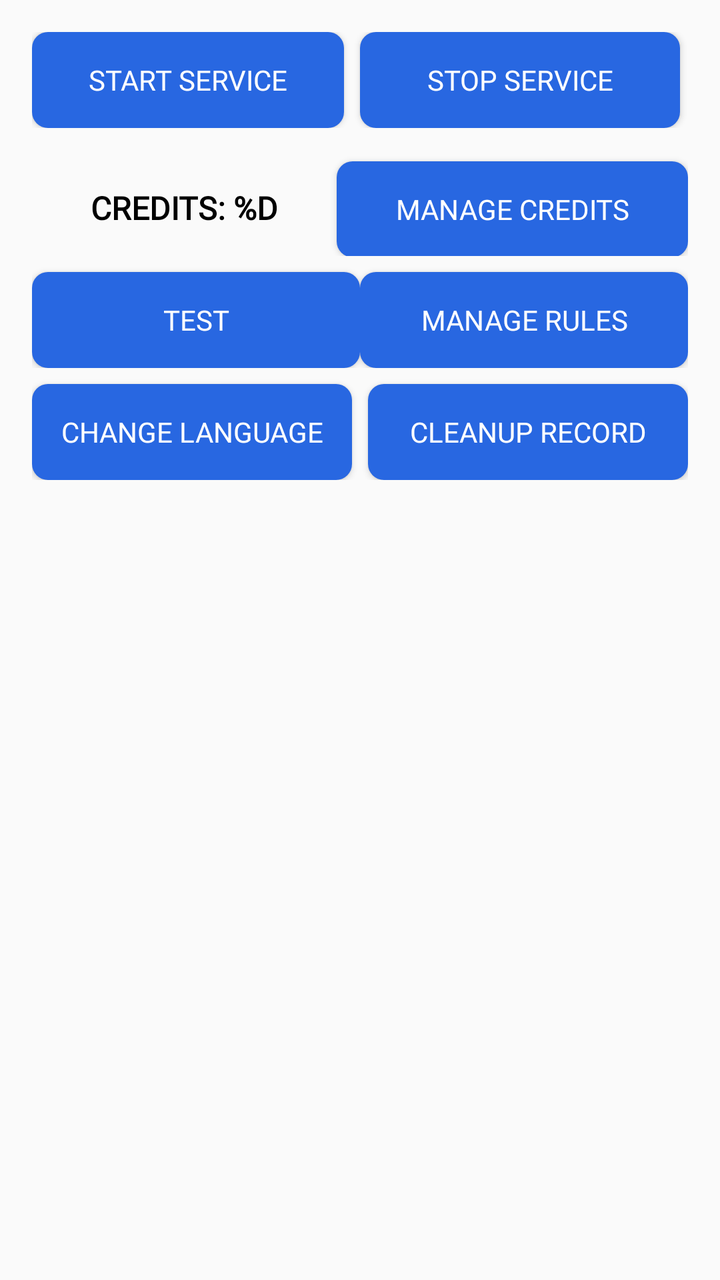
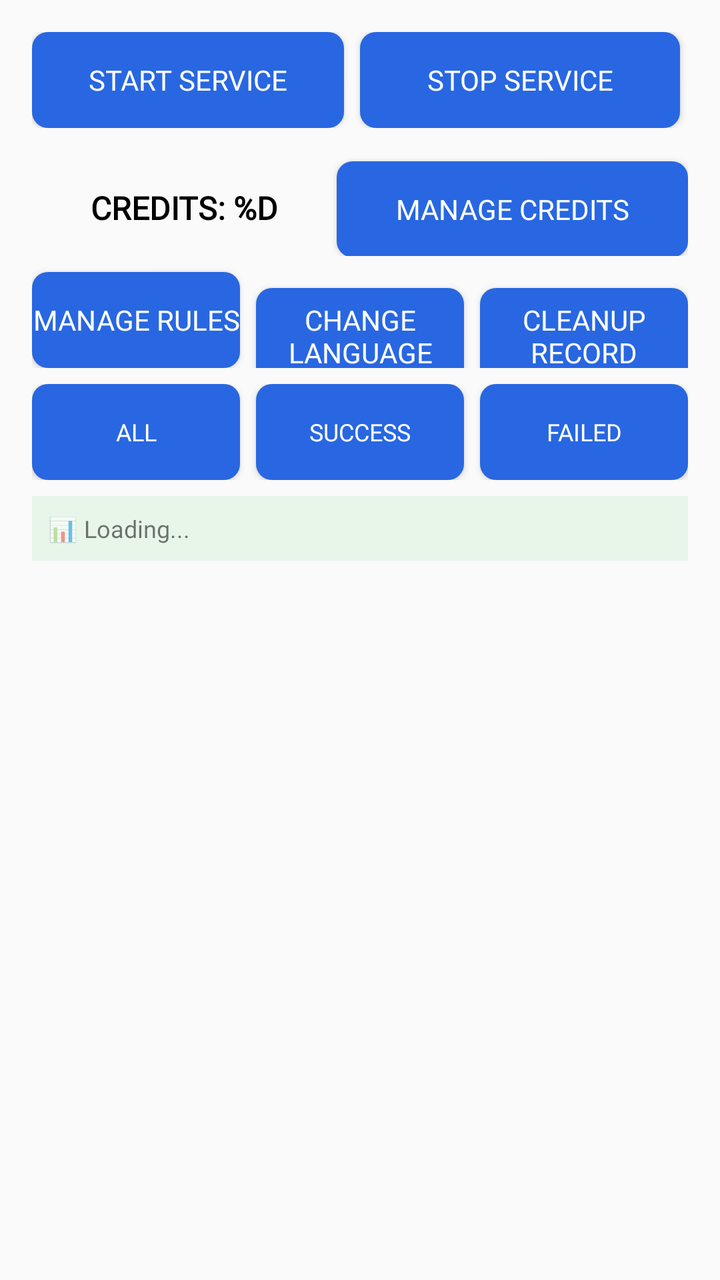

The first picture is an Android layout as it rendered before a commit; the second is the same layout after the commit. The layout source and the unified diff follow.
<!-- AndroidManifest.xml: application theme Theme.GetSMS -->
<!-- res/layout/activity_main.xml -->
<?xml version="1.0" encoding="utf-8"?>
<androidx.constraintlayout.widget.ConstraintLayout xmlns:android="http://schemas.android.com/apk/res/android"
    xmlns:app="http://schemas.android.com/apk/res-auto"
    xmlns:tools="http://schemas.android.com/tools"
    android:layout_width="match_parent"
    android:layout_height="match_parent"
    android:gravity="center"
    android:orientation="vertical"
    android:padding="16dp"
    tools:context=".MainActivity">


    <LinearLayout
        android:id="@+id/linearLayout"
        android:layout_width="match_parent"
        android:layout_height="wrap_content"
        android:layout_marginTop="8dp"
        android:orientation="horizontal"
        android:weightSum="2"
        app:layout_constraintEnd_toEndOf="parent"
        app:layout_constraintStart_toStartOf="parent"
        tools:ignore="MissingConstraints">

        <Button
            android:id="@+id/btnStart"
            android:layout_width="match_parent"
            android:layout_height="wrap_content"
            android:layout_marginRight="8dp"
            android:layout_weight="1"
            android:background="@drawable/btn_primary"
            android:fontFamily="@font/shabnam"
            android:onClick="startService"
            android:text="@string/start_service"
            android:textColor="@color/white" />

        <Button
            android:id="@+id/btnStart2"
            android:layout_width="match_parent"
            android:layout_height="wrap_content"
            android:layout_marginRight="4dp"
            android:layout_weight="1"
            android:background="@drawable/btn_primary"
            android:fontFamily="@font/shabnam"
            android:onClick="stopService"
            android:text="@string/stop_service"
            android:textColor="@color/white" />

    </LinearLayout>

    <LinearLayout
        android:id="@+id/baseUrl"
        android:layout_width="match_parent"
        android:layout_height="wrap_content"
        android:layout_marginTop="8dp"
        android:orientation="horizontal"
        android:weightSum="2"
        app:layout_constraintEnd_toEndOf="parent"
        app:layout_constraintStart_toStartOf="parent"
        app:layout_constraintTop_toBottomOf="@+id/linearLayout"
        tools:ignore="MissingConstraints">

        <Button
            android:id="@+id/tvCreditsDisplay"
            android:layout_width="wrap_content"
            android:layout_height="wrap_content"
            android:layout_marginTop="8dp"
            android:layout_weight="1"
            android:background="@android:color/transparent"
            android:clickable="false"
            android:enabled="false"
            android:focusable="false"
            android:fontFamily="@font/shabnam"
            android:gravity="center"
            android:text="@string/credits"
            android:textColor="#000000"
            android:textSize="16sp"
            android:textStyle="bold" />


        <Button
            android:id="@+id/btnCredits"
            android:layout_width="wrap_content"
            android:layout_height="wrap_content"
            android:layout_marginTop="8dp"
            android:layout_weight="1"
            android:background="@drawable/btn_primary"
            android:fontFamily="@font/shabnam"
            android:text="@string/manage_credits"
            android:textColor="@color/white" />

    </LinearLayout>

    <LinearLayout
        android:id="@+id/btns"
        android:layout_width="match_parent"
        android:layout_height="wrap_content"
        app:layout_constraintTop_toBottomOf="@+id/baseUrl"
        tools:layout_editor_absoluteX="16dp">

















        <Button
            android:id="@+id/test"
            android:layout_width="match_parent"
            android:layout_height="wrap_content"
            android:layout_marginTop="8dp"
            android:layout_weight="1"
            android:background="@drawable/btn_primary"
            android:fontFamily="@font/shabnam"
            android:text="test"
            android:textColor="@color/white" />

        <Button
            android:id="@+id/btnOpenRules"
            android:layout_width="match_parent"
            android:layout_height="wrap_content"
            android:layout_marginTop="8dp"
            android:layout_weight="1"
            android:background="@drawable/btn_primary"
            android:fontFamily="@font/shabnam"
            android:text="@string/manage_rules"
            android:textColor="@color/white" />

    </LinearLayout>

    <LinearLayout
        android:id="@+id/btns2"
        android:layout_width="match_parent"
        android:layout_height="wrap_content"
        app:layout_constraintTop_toBottomOf="@+id/btns"
        tools:layout_editor_absoluteX="16dp">


        <Button
            android:id="@+id/btnLanguage"
            android:layout_width="match_parent"
            android:layout_height="wrap_content"
            android:layout_marginTop="8dp"
            android:layout_weight="1"
            android:background="@drawable/btn_primary"
            android:fontFamily="@font/shabnam"
            android:text="@string/change_language"
            android:textColor="@color/white" />

        <View
            android:layout_width="8dp"
            android:layout_height="1dp" />

        <Button
            android:id="@+id/btnDelete"
            android:layout_width="match_parent"
            android:layout_height="wrap_content"
            android:layout_marginTop="8dp"
            android:layout_weight="1"
            android:background="@drawable/btn_primary"
            android:fontFamily="@font/shabnam"
            android:text="@string/cleanup_record"
            android:textColor="@color/white" />
    </LinearLayout>

    <androidx.recyclerview.widget.RecyclerView
        android:id="@+id/recRequ"
        android:layout_width="match_parent"
        android:layout_height="0dp"
        app:layout_constraintBottom_toBottomOf="parent"
        app:layout_constraintEnd_toEndOf="parent"
        app:layout_constraintStart_toStartOf="parent"
        app:layout_constraintTop_toBottomOf="@+id/btns2" />

</androidx.constraintlayout.widget.ConstraintLayout>
<!-- resources referenced by this layout -->
<resources>
  <color name="white">#FFFFFFFF</color>
  <!-- drawable btn_primary (drawable) -->
  <?xml version="1.0" encoding="utf-8"?>
  <shape xmlns:android="http://schemas.android.com/apk/res/android">
  
      <solid android:color="@color/primary"/>
      <corners android:radius="8sp"/>
  
  </shape>
  <string name="change_language">Change Language</string>
  <string name="cleanup_record">Cleanup Record</string>
  <string name="credits">Credits: %d</string>
  <string name="manage_credits">Manage Credits</string>
  <string name="manage_rules">Manage Rules</string>
  <string name="start_service">Start Service</string>
  <string name="stop_service">Stop Service</string>
  <style name="Theme.GetSMS" parent="Theme.MaterialComponents.Light.NoActionBar.Bridge">
          
          <item name="colorPrimary">@color/purple_500</item>
          <item name="colorPrimaryVariant">@color/purple_700</item>
          <item name="colorOnPrimary">@color/white</item>
          
          <item name="colorSecondary">@color/teal_200</item>
          <item name="colorSecondaryVariant">@color/teal_700</item>
          <item name="colorOnSecondary">@color/black</item>
          
          <item name="android:statusBarColor" tools:targetApi="l">?attr/colorPrimaryVariant</item>
          
      </style>
  <color name="primary">#2867e1</color>
  <color name="purple_500">#FF6200EE</color>
  <color name="purple_700">#FF3700B3</color>
  <color name="teal_200">#FF03DAC5</color>
  <color name="teal_700">#FF018786</color>
  <color name="black">#FF000000</color>
</resources>

<!-- the commit's change to res/layout/activity_main.xml (unified diff, before → after) -->
@@ -9,7 +9,6 @@
     android:padding="16dp"
     tools:context=".MainActivity">
 
-
     <LinearLayout
         android:id="@+id/linearLayout"
         android:layout_width="match_parent"
@@ -76,7 +75,6 @@
             android:textSize="16sp"
             android:textStyle="bold" />
 
-
         <Button
             android:id="@+id/btnCredits"
             android:layout_width="wrap_content"
@@ -94,36 +92,11 @@
         android:id="@+id/btns"
         android:layout_width="match_parent"
         android:layout_height="wrap_content"
+        android:orientation="horizontal"
+        android:weightSum="3"
         app:layout_constraintTop_toBottomOf="@+id/baseUrl"
         tools:layout_editor_absoluteX="16dp">
 
-
-
-
-
-
-
-
-
-
-
-
-
-
-
-
-
-        <Button
-            android:id="@+id/test"
-            android:layout_width="match_parent"
-            android:layout_height="wrap_content"
-            android:layout_marginTop="8dp"
-            android:layout_weight="1"
-            android:background="@drawable/btn_primary"
-            android:fontFamily="@font/shabnam"
-            android:text="test"
-            android:textColor="@color/white" />
-
         <Button
             android:id="@+id/btnOpenRules"
             android:layout_width="match_parent"
@@ -133,27 +106,6 @@
             android:background="@drawable/btn_primary"
             android:fontFamily="@font/shabnam"
             android:text="@string/manage_rules"
-            android:textColor="@color/white" />
-
-    </LinearLayout>
-
-    <LinearLayout
-        android:id="@+id/btns2"
-        android:layout_width="match_parent"
-        android:layout_height="wrap_content"
-        app:layout_constraintTop_toBottomOf="@+id/btns"
-        tools:layout_editor_absoluteX="16dp">
-
-
-        <Button
-            android:id="@+id/btnLanguage"
-            android:layout_width="match_parent"
-            android:layout_height="wrap_content"
-            android:layout_marginTop="8dp"
-            android:layout_weight="1"
-            android:background="@drawable/btn_primary"
-            android:fontFamily="@font/shabnam"
-            android:text="@string/change_language"
             android:textColor="@color/white" />
 
         <View
@@ -161,6 +113,21 @@
             android:layout_height="1dp" />
 
         <Button
+            android:id="@+id/btnLanguage"
+            android:layout_width="match_parent"
+            android:layout_height="wrap_content"
+            android:layout_marginTop="8dp"
+            android:layout_weight="1"
+            android:background="@drawable/btn_primary"
+            android:fontFamily="@font/shabnam"
+            android:text="@string/change_language"
+            android:textColor="@color/white" />
+
+        <View
+            android:layout_width="8dp"
+            android:layout_height="1dp" />
+
+        <Button
             android:id="@+id/btnDelete"
             android:layout_width="match_parent"
             android:layout_height="wrap_content"
@@ -170,8 +137,72 @@
             android:fontFamily="@font/shabnam"
             android:text="@string/cleanup_record"
             android:textColor="@color/white" />
-    </LinearLayout>
-
+
+    </LinearLayout>
+
+    
+    <LinearLayout
+        android:id="@+id/filterButtons"
+        android:layout_width="match_parent"
+        android:layout_height="wrap_content"
+        android:layout_marginTop="8dp"
+        android:orientation="horizontal"
+        android:weightSum="3"
+        app:layout_constraintTop_toBottomOf="@+id/btns">
+
+        <Button
+            android:id="@+id/btnShowAll"
+            android:layout_width="0dp"
+            android:layout_height="wrap_content"
+            android:layout_weight="1"
+            android:layout_marginEnd="4dp"
+            android:background="@drawable/btn_primary"
+            android:fontFamily="@font/shabnam"
+            android:text="All"
+            android:textColor="@android:color/white"
+            android:textSize="12sp" />
+
+        <Button
+            android:id="@+id/btnShowSuccess"
+            android:layout_width="0dp"
+            android:layout_height="wrap_content"
+            android:layout_weight="1"
+            android:layout_marginStart="4dp"
+            android:layout_marginEnd="4dp"
+            android:background="@drawable/btn_primary"
+            android:fontFamily="@font/shabnam"
+            android:text="Success"
+            android:textColor="@android:color/white"
+            android:textSize="12sp" />
+
+        <Button
+            android:id="@+id/btnShowFailed"
+            android:layout_width="0dp"
+            android:layout_height="wrap_content"
+            android:layout_weight="1"
+            android:layout_marginStart="4dp"
+            android:background="@drawable/btn_primary"
+            android:fontFamily="@font/shabnam"
+            android:text="Failed"
+            android:textColor="@android:color/white"
+            android:textSize="12sp" />
+
+    </LinearLayout>
+
+    
+    <TextView
+        android:id="@+id/tvStats"
+        android:layout_width="match_parent"
+        android:layout_height="wrap_content"
+        android:layout_marginTop="8dp"
+        android:background="#E8F5E9"
+        android:fontFamily="@font/shabnam"
+        android:padding="8dp"
+        android:text="📊 Loading..."
+        android:textSize="12sp"
+        app:layout_constraintTop_toBottomOf="@+id/filterButtons" />
+
+    
     <androidx.recyclerview.widget.RecyclerView
         android:id="@+id/recRequ"
         android:layout_width="match_parent"
@@ -179,6 +210,6 @@
         app:layout_constraintBottom_toBottomOf="parent"
         app:layout_constraintEnd_toEndOf="parent"
         app:layout_constraintStart_toStartOf="parent"
-        app:layout_constraintTop_toBottomOf="@+id/btns2" />
+        app:layout_constraintTop_toBottomOf="@+id/tvStats" />
 
 </androidx.constraintlayout.widget.ConstraintLayout>
